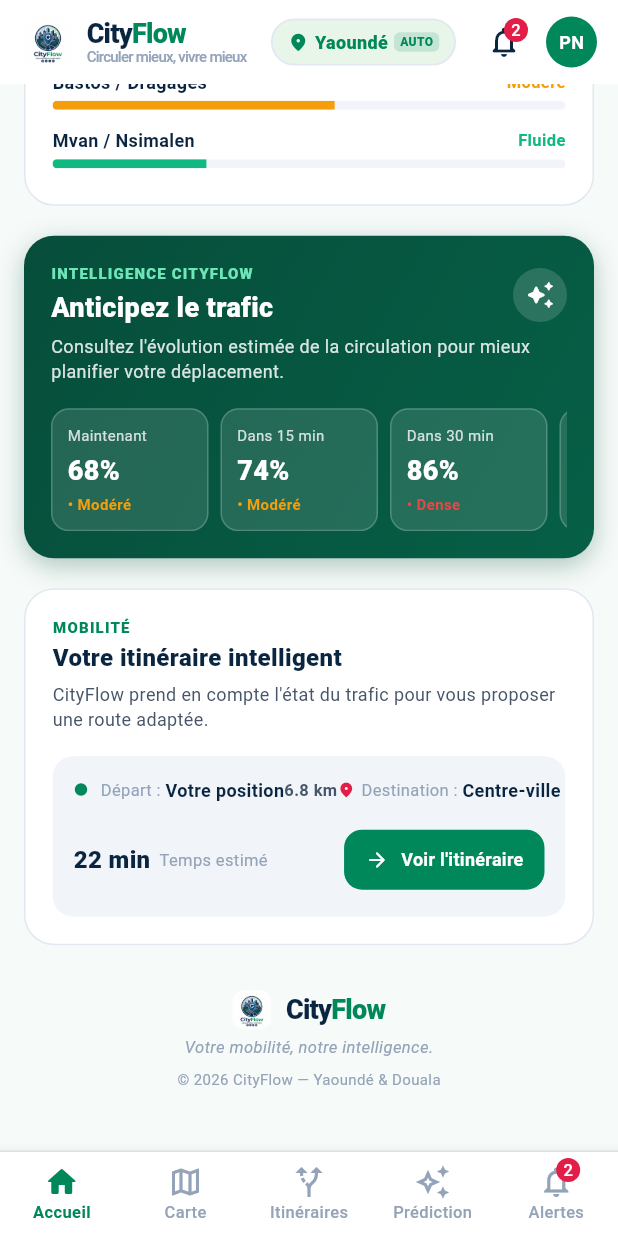
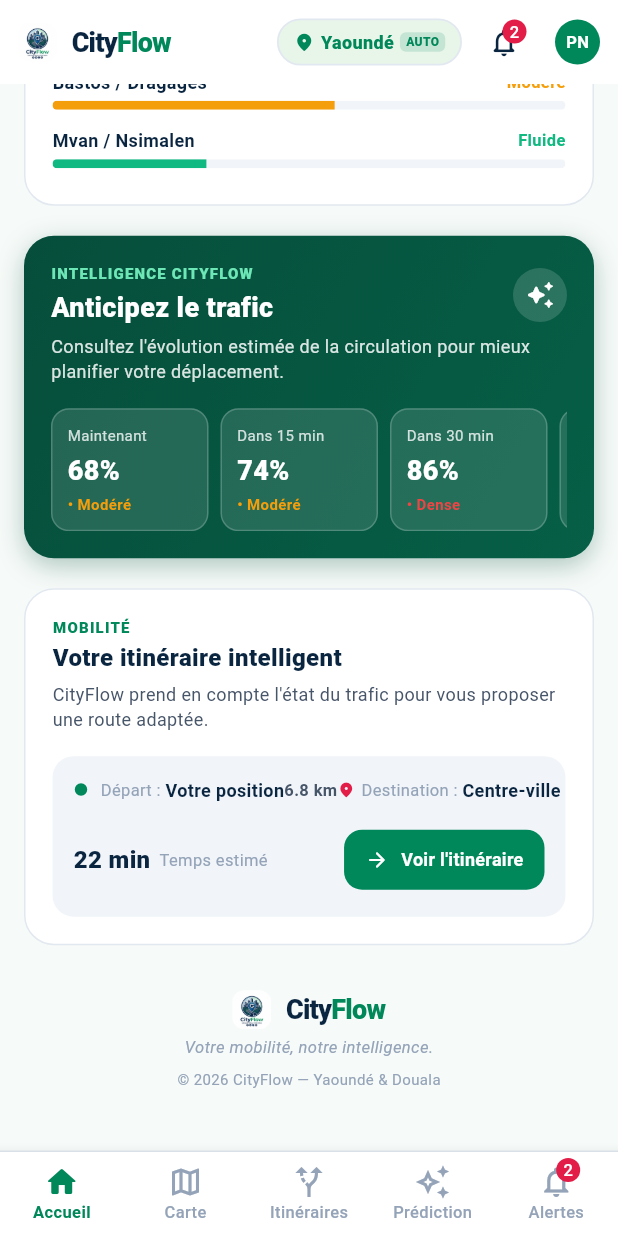
Before and after one commit to paulenoumbissi-cell/CityFlow, a Flutter app: the screen it shows after launch, scrolled down 1152 dp, on a phone screen of 412 x 824 dp. Run offline on Flutter 3.47's test engine with Material 3 defaults, Android fonts, the phone set to English and light mode, and no system bars; our stand-ins replace fl_chart, flutter_map, geolocator, latlong2; network calls fail.

Commit message:
fix(mobile): resolve RenderFlex overflow by 64 pixels in dashboard AppBar and stat cards

```diff
--- a/mobile/lib/screens/dashboard_screen.dart
+++ b/mobile/lib/screens/dashboard_screen.dart
@@ -26,23 +26,27 @@
 
     return Scaffold(
       appBar: AppBar(
-        title: const CityFlowBrandHeader(logoSize: 32),
+        titleSpacing: 12,
+        title: const CityFlowBrandHeader(logoSize: 26, showSlogan: false),
         actions: [
           const CitySelector(),
-          const SizedBox(width: 8),
+          const SizedBox(width: 4),
           IconButton(
+            padding: EdgeInsets.zero,
+            constraints: const BoxConstraints(),
             icon: Badge(
               isLabelVisible: provider.activeAlertsCount > 0,
               label: Text('${provider.activeAlertsCount}'),
               backgroundColor: AppColors.emergency,
-              child: const Icon(Icons.notifications_none_rounded, color: AppColors.navy),
+              child: const Icon(Icons.notifications_none_rounded, color: AppColors.navy, size: 22),
             ),
             onPressed: () => widget.onNavigateTab(4), // Vers alertes
           ),
+          const SizedBox(width: 8),
           Container(
-            margin: const EdgeInsets.only(right: 14, left: 4),
-            width: 34,
-            height: 34,
+            margin: const EdgeInsets.only(right: 12, left: 2),
+            width: 30,
+            height: 30,
             decoration: const BoxDecoration(
               color: AppColors.primary,
               shape: BoxShape.circle,
@@ -53,7 +57,7 @@
                 style: TextStyle(
                   color: Colors.white,
                   fontWeight: FontWeight.bold,
-                  fontSize: 12,
+                  fontSize: 11,
                 ),
               ),
             ),
```
Also changed, not shown: mobile/lib/widgets/traffic_stat_card.dart (+21 -13 lines).
